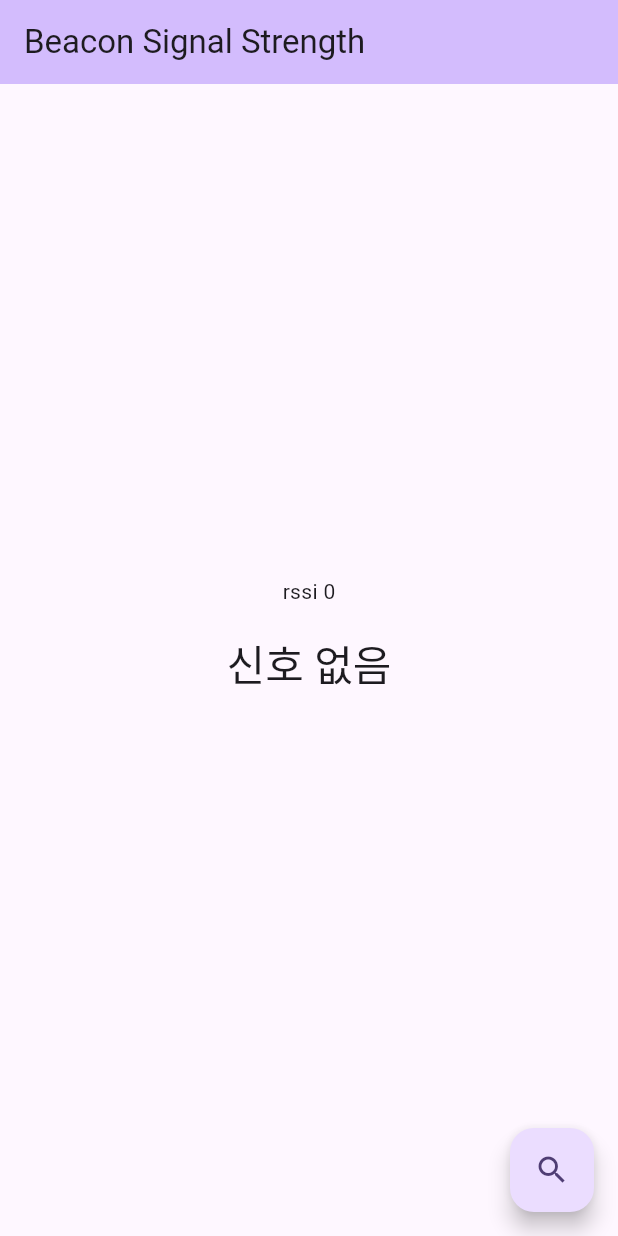
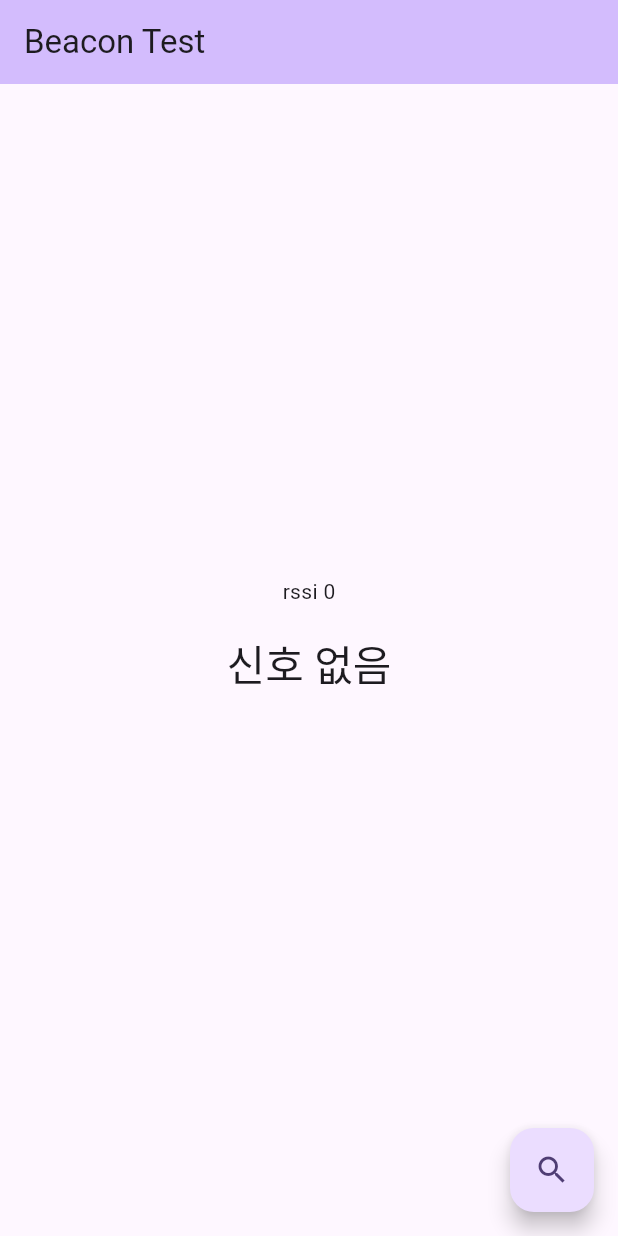
Before and after one commit to YoonJiHoon1995/beacon_test, a Flutter app: the screen it shows after launch, after a tap on the "search" icon, on a phone screen of 412 x 824 dp. Run offline on Flutter 3.47's test engine with Material 3 defaults, Android fonts, the phone set to English and light mode, and no system bars; our stand-ins replace firebase_core, flutter_blue_plus; accounts and stored records are empty.

Commit message:
lib settings

```diff
--- a/lib/main.dart
+++ b/lib/main.dart
@@ -1,9 +1,15 @@
 import 'dart:async';
 
+import 'package:firebase_core/firebase_core.dart';
 import 'package:flutter/material.dart';
 import 'package:flutter_blue_plus/flutter_blue_plus.dart';
 
-void main() {
+Future<void> main() async {
+
+  WidgetsFlutterBinding.ensureInitialized();
+
+  await Firebase.initializeApp();
+
   runApp(const MyApp());
 }
 
@@ -13,11 +19,11 @@ class MyApp extends StatelessWidget {
   @override
   Widget build(BuildContext context) {
     return MaterialApp(
-      title: 'Beacon RSSI Demo',
+      title: 'Beacon Test',
       theme: ThemeData(
         colorScheme: ColorScheme.fromSeed(seedColor: Colors.deepPurple),
       ),
-      home: const MyHomePage(title: 'Beacon Signal Strength'),
+      home: const MyHomePage(title: 'Beacon Test'),
     );
   }
 }
@@ -57,10 +63,9 @@ class _MyHomePageState extends State<MyHomePage> {
 
   // 스캔 시작
   void _startScan() async {
-    // 블루투스 및 권한 체크 생략(위에서 이미 설명)
     await FlutterBluePlus.startScan(androidScanMode: AndroidScanMode.lowLatency);
 
-    scanSubscription?.cancel(); // 기존 구독 취소
+    scanSubscription?.cancel();
 
     scanSubscription = FlutterBluePlus.scanResults.listen((results) {
       int? foundRssi;
@@ -72,7 +77,7 @@ class _MyHomePageState extends State<MyHomePage> {
         }
       }
       setState(() {
-        lastRssi = foundRssi; // 원하는 비콘 없으면 null이 되어 "신호 없음" 표시됨
+        lastRssi = foundRssi;
       });
     });
   }
@@ -118,8 +123,8 @@ class _MyHomePageState extends State<MyHomePage> {
       ),
       floatingActionButton: FloatingActionButton(
         onPressed: _startScan,
+        tooltip: '비콘 탐색',
         child: const Icon(Icons.search),
-        tooltip: '비콘 탐색',
       ),
     );
   }
--- a/pubspec.yaml
+++ b/pubspec.yaml
@@ -12,6 +12,9 @@ dependencies:
     sdk: flutter
 
   flutter_blue_plus: ^1.35.5
+  flutter_local_notifications: ^19.4.0
+  firebase_core: ^4.0.0
+  permission_handler: ^12.0.1
 
   cupertino_icons: ^1.0.8
 
```
Also changed, not shown: pubspec.lock, 3 other files.
